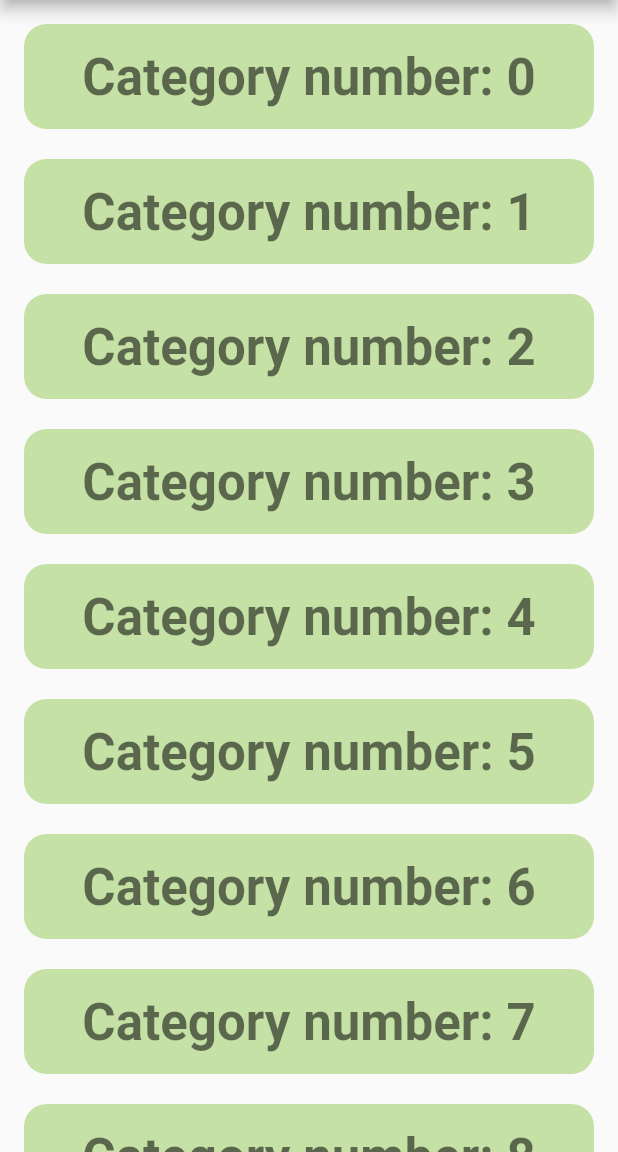
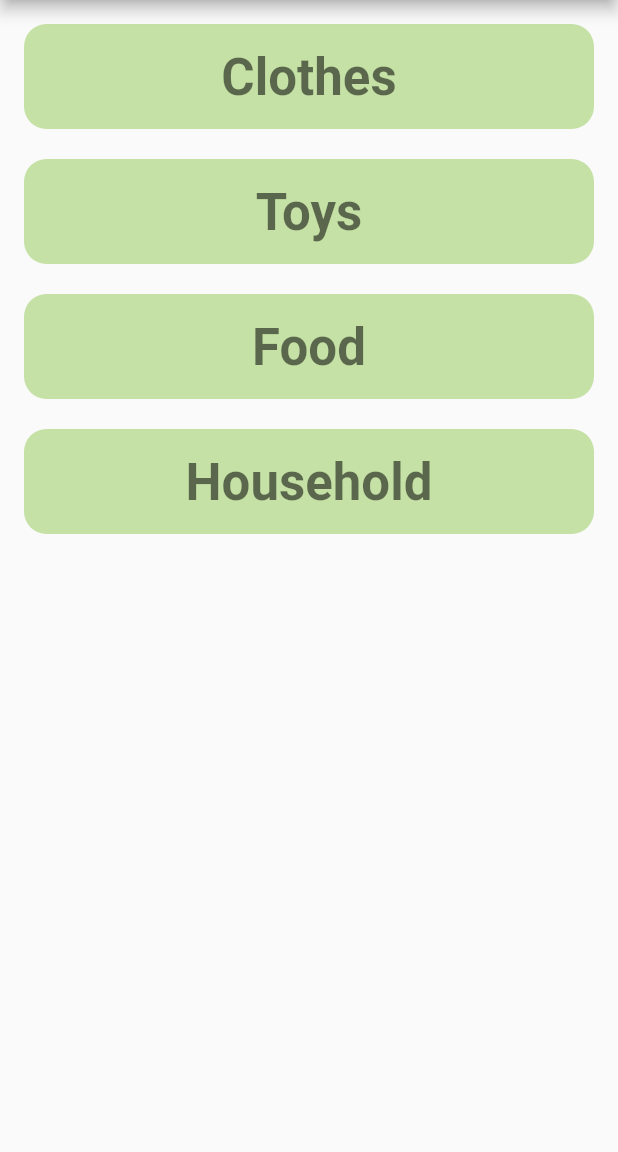
Before and after one commit to nikifaets/life-must-go-on, a Flutter app: the screen it shows after launch, on a phone screen of 412 x 824 dp, the part 84-1236 px from its top. Run offline on Flutter 3.47's test engine with Material 2 defaults, Android fonts, the phone set to English and light mode, and no system bars.

```diff
--- /dev/null
+++ b/frontend/lib/constants.dart
@@ -0,0 +1,2 @@
+const String projectTitle = "Life must go on";
+const String endpoint = "http://127.0.0.1:8080";
--- a/frontend/lib/main.dart
+++ b/frontend/lib/main.dart
@@ -1,5 +1,8 @@
 import 'package:flutter/material.dart';
 import 'package:life_must_go_on/category_tile.dart';
+import 'package:life_must_go_on/constants.dart';
+import 'package:life_must_go_on/error.dart';
+import 'package:life_must_go_on/loading_screen.dart';
 
 void main() {
   runApp(MyApp());
@@ -10,42 +13,51 @@ class MyApp extends StatelessWidget {
   @override
   Widget build(BuildContext context) {
     return MaterialApp(
-      title: 'Life must go on',
+      title: projectTitle,
       debugShowCheckedModeBanner: false,
       theme: ThemeData(
         primarySwatch: Colors.lightGreen,
         visualDensity: VisualDensity.adaptivePlatformDensity,
       ),
-      home: MyHomePage(title: 'Life must go on'),
+      home: MyHomePage(),
     );
   }
 }
 
 class MyHomePage extends StatefulWidget {
-  MyHomePage({Key key, this.title}) : super(key: key);
-
-  final String title;
+  MyHomePage({Key key}) : super(key: key);
 
   @override
   _MyHomePageState createState() => _MyHomePageState();
 }
 
-// TODO: get categories
+// TODO: getegories from API
 class _MyHomePageState extends State<MyHomePage> {
   @override
   Widget build(BuildContext context) {
-    final title = widget.title;
+    return FutureBuilder(
+      future: Future.delayed(
+          Duration(seconds: 0), () => ["Clothes", "Toys", "Food", "Household"]),
+      builder: (context, snapshot) {
+        if (snapshot.hasData) {
           return Scaffold(
             appBar: AppBar(
-        title: Text(title),
+              title: Text(projectTitle),
             ),
             body: ListView.builder(
               padding: EdgeInsets.all(16.0),
-        itemCount: 10,
+              itemCount: snapshot.data.length,
               itemBuilder: (context, i) {
-          return CategoryTile(name: "Category number: " + i.toString());
+                return CategoryTile(name: snapshot.data[i]);
               },
             ),
           );
+        } else if (snapshot.hasError) {
+          return MyError();
+        } else {
+          return LoadingScreen();
+        }
+      },
+    );
   }
 }
--- a/frontend/pubspec.yaml
+++ b/frontend/pubspec.yaml
@@ -28,6 +28,8 @@ dependencies:
   # The following adds the Cupertino Icons font to your application.
   # Use with the CupertinoIcons class for iOS style icons.
   cupertino_icons: ^1.0.0
+  http: ^0.12.2
+  url_launcher: ^5.7.8
 
 dev_dependencies:
   flutter_test:
```
Also changed, not shown: frontend/lib/category_tile.dart (+3 -5 lines), frontend/lib/data/event.dart (added, +19 -0 lines), frontend/lib/error.dart (added, +8 -0 lines), frontend/lib/event_list.dart (added, +46 -0 lines), frontend/lib/event_tile.dart (added, +33 -0 lines), frontend/lib/loading_screen.dart (added, +30 -0 lines), frontend/pubspec.lock, 1 other file. Lines whose indentation alone changed are shown as unchanged.
